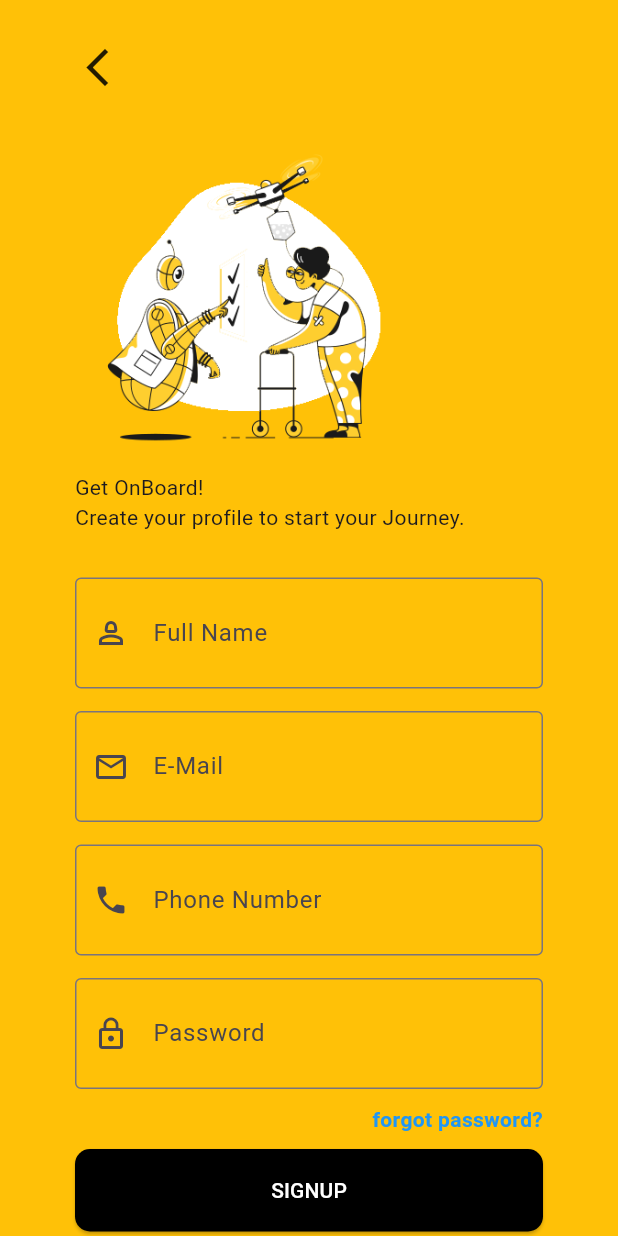
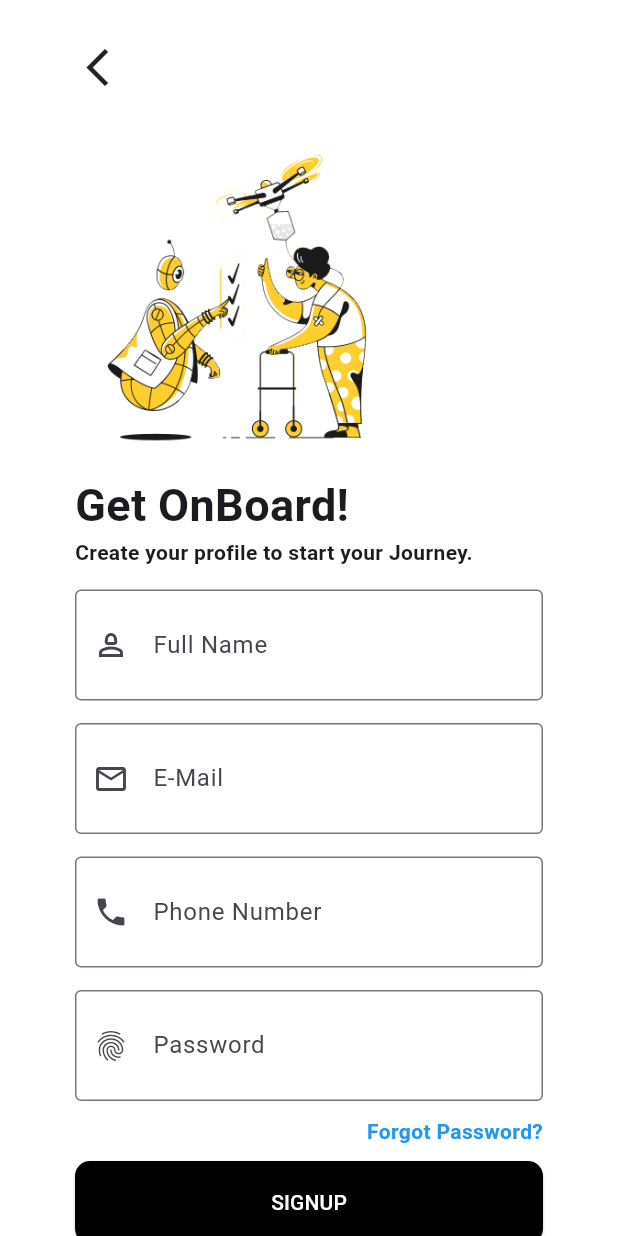
Before and after one commit to kasidit0/flutter_iot_ui01_app, a Flutter app: the screen it shows after launch, on a phone screen of 412 x 824 dp. Run offline on Flutter 3.47's test engine with Material 3 defaults, Android fonts, the phone set to English and light mode, and no system bars.

Commit message:
version2 : change background color , change font weight

```diff
--- a/flutter_iot_ui01_app/lib/views/signin_ui.dart
+++ b/flutter_iot_ui01_app/lib/views/signin_ui.dart
@@ -57,6 +57,8 @@ class _SigninUiState extends State<SigninUi> {
                   ),
                 ),
               ),
+              SizedBox(
+                height: 15.0,),
               TextField(
                 decoration: InputDecoration(
                   border: OutlineInputBorder(),
@@ -75,7 +77,7 @@ class _SigninUiState extends State<SigninUi> {
                 decoration: InputDecoration(
                   border: OutlineInputBorder(),
                   prefixIcon: Icon(
-                    Icons.person_2_outlined,
+                    Icons.fingerprint,
                   ),
                   hintText: 'Password',
                   contentPadding: EdgeInsets.all(25.0),
@@ -90,7 +92,7 @@ class _SigninUiState extends State<SigninUi> {
                 child: InkWell(
                   onTap: () {},
                   child: Text(
-                    'forgot password?',
+                    'Forgot Password?',
                     style: TextStyle(
                       color: Colors.blue,
                       fontWeight: FontWeight.bold,
--- a/flutter_iot_ui01_app/lib/views/signup_ui.dart
+++ b/flutter_iot_ui01_app/lib/views/signup_ui.dart
@@ -11,8 +11,9 @@ class _SignupUiState extends State<SignupUi> {
   @override
   Widget build(BuildContext context) {
     return Scaffold(
-      backgroundColor: Colors.amber,
-      body: SingleChildScrollView( // ✅ ครอบด้วย SingleChildScrollView
+      backgroundColor: Colors.white,
+      body: SingleChildScrollView(
+        // ✅ ครอบด้วย SingleChildScrollView
         child: Padding(
           padding: const EdgeInsets.only(
             left: 50.0,
@@ -22,7 +23,6 @@ class _SignupUiState extends State<SignupUi> {
           child: Column(
             children: [
               const SizedBox(height: 30.0),
-
               Align(
                 alignment: Alignment.centerLeft,
                 child: Icon(
@@ -30,9 +30,7 @@ class _SignupUiState extends State<SignupUi> {
                   size: 30.0,
                 ),
               ),
-
               const SizedBox(height: 30.0),
-
               Align(
                 alignment: Alignment.centerLeft,
                 child: Image.asset(
@@ -40,18 +38,19 @@ class _SignupUiState extends State<SignupUi> {
                   width: 225.0,
                 ),
               ),
-
               const Align(
                 alignment: Alignment.centerLeft,
-                child: Text("Get OnBoard!"),
+                child: Text(
+                  "Get OnBoard!",
+                  style: TextStyle(fontWeight: FontWeight.bold, fontSize: 30.0),
+                ),
               ),
               const Align(
                 alignment: Alignment.centerLeft,
-                child: Text("Create your profile to start your Journey."),
+                child: Text("Create your profile to start your Journey.",
+                style: TextStyle(fontWeight: FontWeight.bold),),
               ),
-
-              const SizedBox(height: 30.0),
-
+              const SizedBox(height: 15.0),
               TextField(
                 decoration: InputDecoration(
                   border: OutlineInputBorder(),
@@ -61,7 +60,6 @@ class _SignupUiState extends State<SignupUi> {
                 ),
               ),
               const SizedBox(height: 15.0),
-
               TextField(
                 decoration: InputDecoration(
                   border: OutlineInputBorder(),
@@ -71,7 +69,6 @@ class _SignupUiState extends State<SignupUi> {
                 ),
               ),
               const SizedBox(height: 15.0),
-
               TextField(
                 decoration: InputDecoration(
                   border: OutlineInputBorder(),
@@ -81,25 +78,23 @@ class _SignupUiState extends State<SignupUi> {
                 ),
               ),
               const SizedBox(height: 15.0),
-
               TextField(
                 obscureText: true,
                 decoration: InputDecoration(
                   border: OutlineInputBorder(),
-                  prefixIcon: Icon(Icons.lock_outline),
+                  prefixIcon: Icon(Icons.fingerprint),
+
                   hintText: "Password",
                   contentPadding: EdgeInsets.all(25.0),
                 ),
               ),
-
               const SizedBox(height: 10.0),
-
               Align(
                 alignment: Alignment.centerRight,
                 child: InkWell(
                   onTap: () {},
                   child: const Text(
-                    'forgot password?',
+                    'Forgot Password?',
                     style: TextStyle(
                       color: Colors.blue,
                       fontWeight: FontWeight.bold,
@@ -107,15 +102,14 @@ class _SignupUiState extends State<SignupUi> {
                   ),
                 ),
               ),
-
               const SizedBox(height: 10.0),
-
               ElevatedButton(
                 onPressed: () {},
                 style: ElevatedButton.styleFrom(
                   fixedSize: Size(MediaQuery.of(context).size.width, 55.0),
                   shape: RoundedRectangleBorder(
-                    borderRadius: BorderRadius.circular(10.0), // ✅ แก้จาก BorderRadiusGeometry.circular
+                    borderRadius: BorderRadius.circular(
+                        10.0), // ✅ แก้จาก BorderRadiusGeometry.circular
                   ),
                   backgroundColor: Colors.black,
                 ),
@@ -124,16 +118,12 @@ class _SignupUiState extends State<SignupUi> {
                   style: TextStyle(color: Colors.white),
                 ),
               ),
-
               const SizedBox(height: 20.0),
-
               const Align(
                 alignment: Alignment.center,
                 child: Text("OR"),
               ),
-
               const SizedBox(height: 20.0),
-
               ElevatedButton(
                 onPressed: () {},
                 style: ElevatedButton.styleFrom(
@@ -152,14 +142,12 @@ class _SignupUiState extends State<SignupUi> {
                     ),
                     const Text(
                       '  Sign-In With Google',
-                      style: TextStyle(color: Colors.black),
+                      style: TextStyle(color: Colors.black, ),
                     ),
                   ],
                 ),
               ),
-
               const SizedBox(height: 15.0),
-
               Align(
                 alignment: Alignment.center,
                 child: Row(
```
